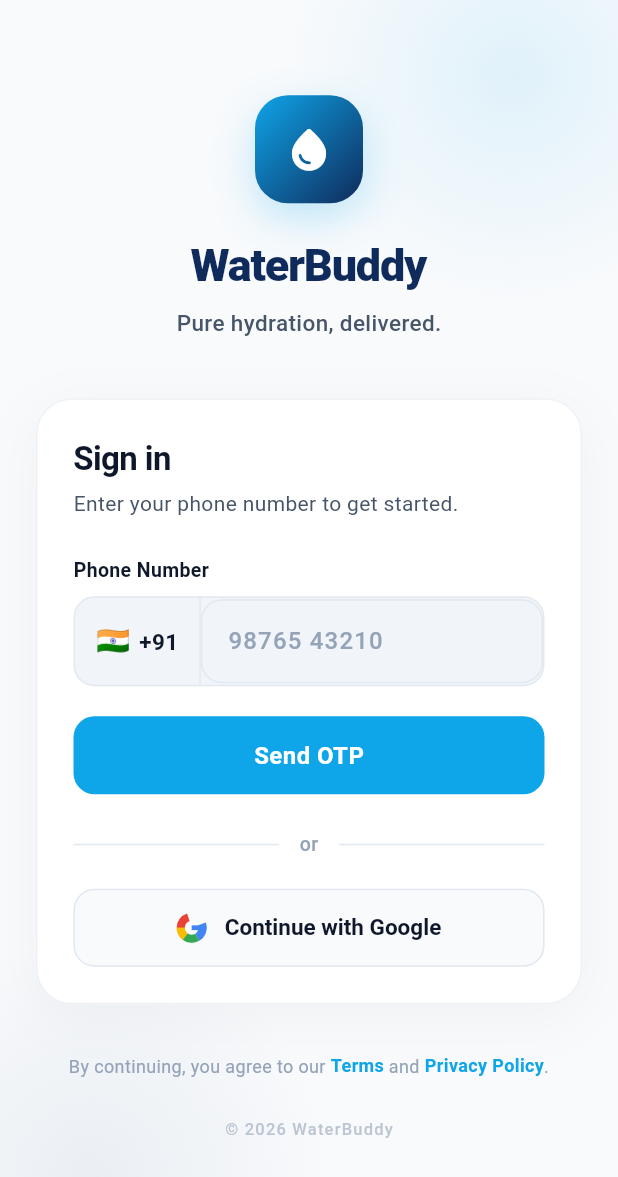
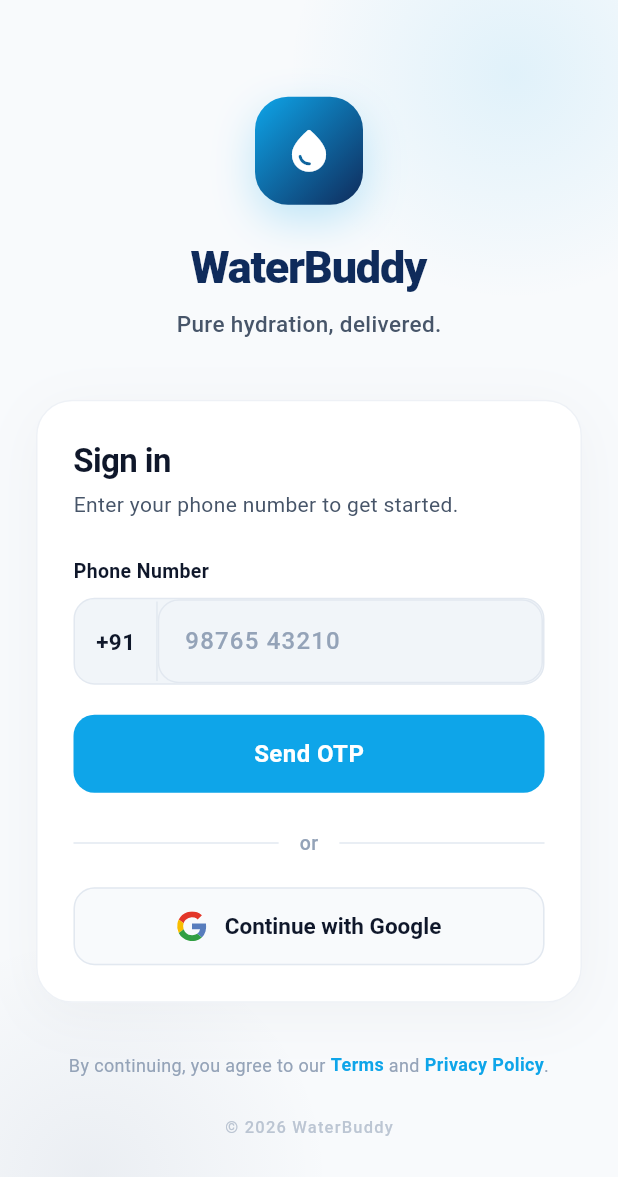
Before and after one commit to pranavv1210/waterbuddy-app, a Flutter app: the LoginScreen screen opened directly, after a tap on "Continue with Google", on a phone screen of 412 x 824 dp. Shown: the top 1177 px of the screen. Run offline on Flutter 3.47's test engine with Material 3 defaults, Android fonts, the phone set to English and light mode, and no system bars; our stand-ins replace cloud_firestore, firebase_auth, firebase_core, flutter_riverpod, flutter_svg, geolocator and 2 more; accounts and stored records are empty.

Commit message:
feat: refine customer auth flow

```diff
--- a/apps/customer_app/lib/features/auth/login_screen.dart
+++ b/apps/customer_app/lib/features/auth/login_screen.dart
@@ -1,6 +1,7 @@
 import 'dart:ui';
 
 import 'package:flutter/material.dart';
+import 'package:flutter_svg/flutter_svg.dart';
 import 'package:flutter/services.dart';
 import 'package:flutter_riverpod/flutter_riverpod.dart';
 import 'package:go_router/go_router.dart';
@@ -357,23 +358,13 @@
                     right: BorderSide(color: _Colors.inputBorder),
                   ),
                 ),
-                child: const Row(
-                  mainAxisSize: MainAxisSize.min,
-                  children: [
-                    Text(
-                      '🇮🇳',
-                      style: TextStyle(fontSize: 18),
-                    ),
-                    SizedBox(width: 6),
-                    Text(
+                child: const Text(
                   '+91',
                   style: TextStyle(
                     color: _Colors.textPrimary,
                     fontSize: 15,
                     fontWeight: FontWeight.w600,
                   ),
-                    ),
-                  ],
                 ),
               ),
               // Input
@@ -507,10 +498,10 @@
             : Row(
                 mainAxisAlignment: MainAxisAlignment.center,
                 children: [
-                  SizedBox(
+                  SvgPicture.asset(
+                    'assets/images/google_logo.svg',
                     width: 20,
                     height: 20,
-                    child: CustomPaint(painter: _GoogleLogoPainter()),
                   ),
                   const SizedBox(width: 12),
                   const Text(
@@ -584,44 +575,3 @@
     );
   }
 }
-
-// ─────────────────────────────────────────────
-//  Google "G" logo painter
-// ─────────────────────────────────────────────
-class _GoogleLogoPainter extends CustomPainter {
-  @override
-  void paint(Canvas canvas, Size size) {
-    final paint = Paint()..style = PaintingStyle.fill;
-    final center = Offset(size.width / 2, size.height / 2);
-    final r = size.width / 2;
-
-    paint.color = const Color(0xFF4285F4);
-    canvas.drawArc(
-      Rect.fromCircle(center: center, radius: r), -0.35, 1.4, true, paint);
-
-    paint.color = const Color(0xFF34A853);
-    canvas.drawArc(
-      Rect.fromCircle(center: center, radius: r), 1.05, 1.2, true, paint);
-
-    paint.color = const Color(0xFFFBBC05);
-    canvas.drawArc(
-      Rect.fromCircle(center: center, radius: r), 2.2, 1.15, true, paint);
-
-    paint.color = const Color(0xFFEA4335);
-    canvas.drawArc(
-      Rect.fromCircle(center: center, radius: r), 3.15, 1.25, true, paint);
-
-    paint.color = Colors.white;
-    canvas.drawCircle(center, r * 0.46, paint);
-    canvas.drawRect(
-      Rect.fromLTWH(
-        size.width * 0.5, size.height * 0.42,
-        size.width * 0.3, size.height * 0.16,
-      ),
-      Paint()..color = const Color(0xFF4285F4),
-    );
-  }
-
-  @override
-  bool shouldRepaint(covariant CustomPainter oldDelegate) => false;
-}
--- a/apps/customer_app/pubspec.yaml
+++ b/apps/customer_app/pubspec.yaml
@@ -16,6 +16,7 @@
   firebase_messaging: ^15.0.1
   url_launcher: ^6.3.0
   google_sign_in: ^6.2.1
+  flutter_svg: ^2.0.10+1
 
 dev_dependencies:
   flutter_test:
@@ -27,6 +28,7 @@
   uses-material-design: true
   assets:
     - assets/images/logo.png
+    - assets/images/google_logo.svg
 
 flutter_launcher_icons:
   android: true
```
Also changed, not shown: apps/customer_app/lib/core/services/auth/auth_service.dart (+71 -35 lines), apps/customer_app/lib/features/home/presentation/home_screen.dart (+71 -0 lines), apps/customer_app/assets/images/google_logo.svg (added), assets/images/google_logo.svg (added), 3 other files. Lines whose indentation alone changed are shown as unchanged.
